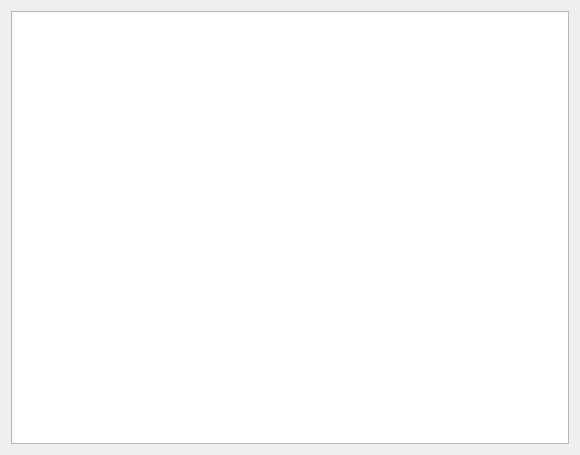
Qt form ctpnow/ui/tickform.ui (xclxxl414/bftrader) before a commit.
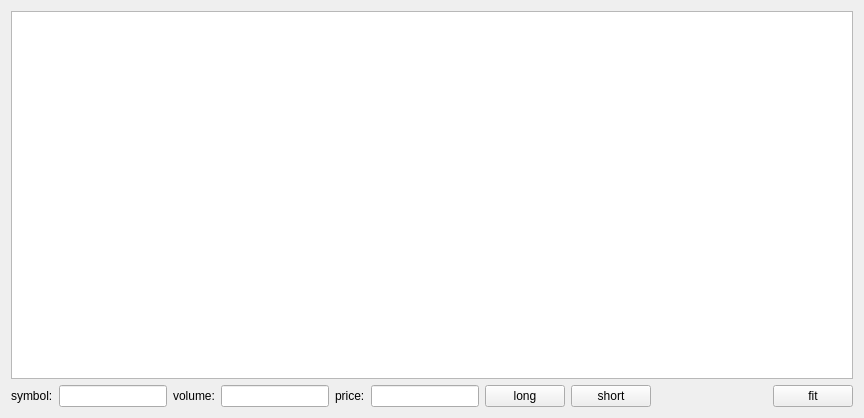
The same form after that commit.

```diff
--- a/ctpnow/ui/tickform.ui
+++ b/ctpnow/ui/tickform.ui
@@ -6,17 +6,89 @@
    <rect>
     <x>0</x>
     <y>0</y>
-    <width>580</width>
-    <height>455</height>
+    <width>864</width>
+    <height>418</height>
    </rect>
   </property>
   <property name="windowTitle">
    <string>Form</string>
   </property>
-  <layout class="QHBoxLayout" name="horizontalLayout">
+  <layout class="QVBoxLayout" name="verticalLayout">
    <item>
     <widget class="QTableWidget" name="tableWidget"/>
    </item>
+   <item>
+    <layout class="QHBoxLayout" name="horizontalLayout_2">
+     <item>
+      <layout class="QHBoxLayout" name="horizontalLayout">
+       <item>
+        <widget class="QLabel" name="label">
+         <property name="text">
+          <string>symbol:</string>
+         </property>
+        </widget>
+       </item>
+       <item>
+        <widget class="QLineEdit" name="lineEdit"/>
+       </item>
+       <item>
+        <widget class="QLabel" name="label_3">
+         <property name="text">
+          <string>volume:</string>
+         </property>
+        </widget>
+       </item>
+       <item>
+        <widget class="QLineEdit" name="lineEdit_3"/>
+       </item>
+       <item>
+        <widget class="QLabel" name="label_2">
+         <property name="text">
+          <string>price:</string>
+         </property>
+        </widget>
+       </item>
+       <item>
+        <widget class="QLineEdit" name="lineEdit_2"/>
+       </item>
+       <item>
+        <widget class="QPushButton" name="pushButton">
+         <property name="text">
+          <string>long</string>
+         </property>
+        </widget>
+       </item>
+       <item>
+        <widget class="QPushButton" name="pushButton_2">
+         <property name="text">
+          <string>short</string>
+         </property>
+        </widget>
+       </item>
+      </layout>
+     </item>
+     <item>
+      <spacer name="horizontalSpacer">
+       <property name="orientation">
+        <enum>Qt::Horizontal</enum>
+       </property>
+       <property name="sizeHint" stdset="0">
+        <size>
+         <width>40</width>
+         <height>20</height>
+        </size>
+       </property>
+      </spacer>
+     </item>
+     <item>
+      <widget class="QPushButton" name="pushButtonFit">
+       <property name="text">
+        <string>fit</string>
+       </property>
+      </widget>
+     </item>
+    </layout>
+   </item>
   </layout>
  </widget>
  <resources/>
```
